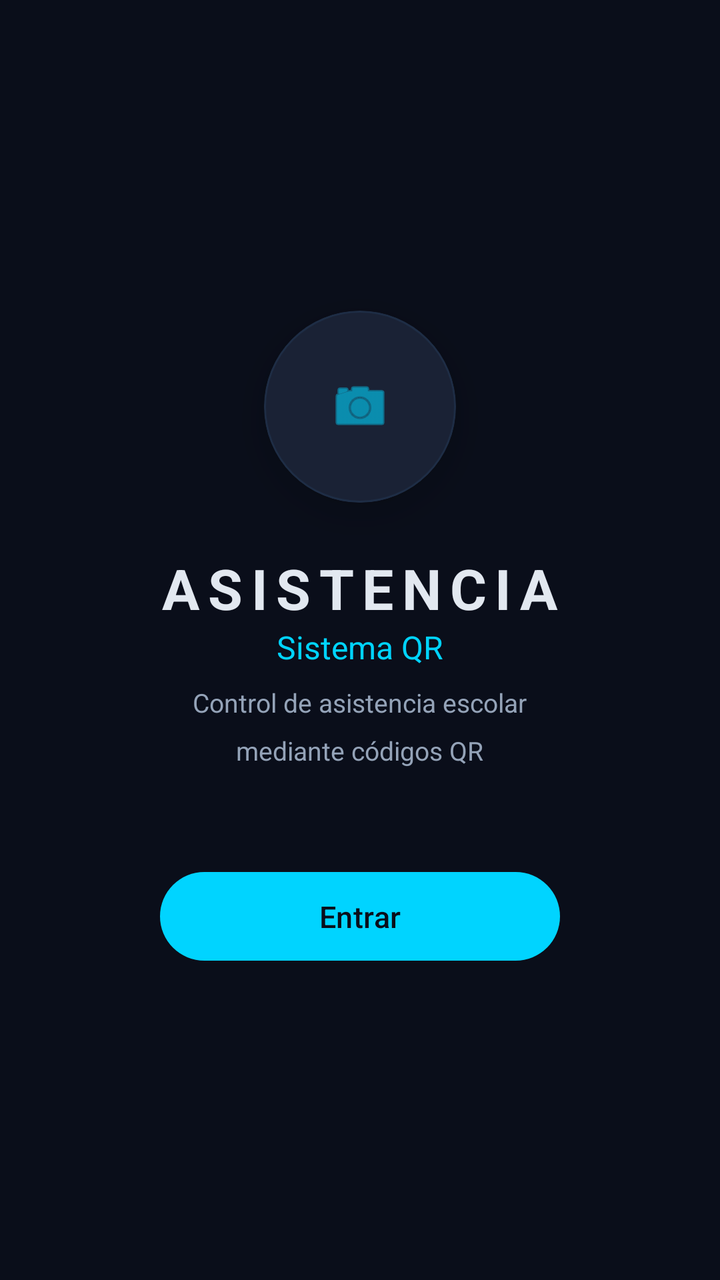
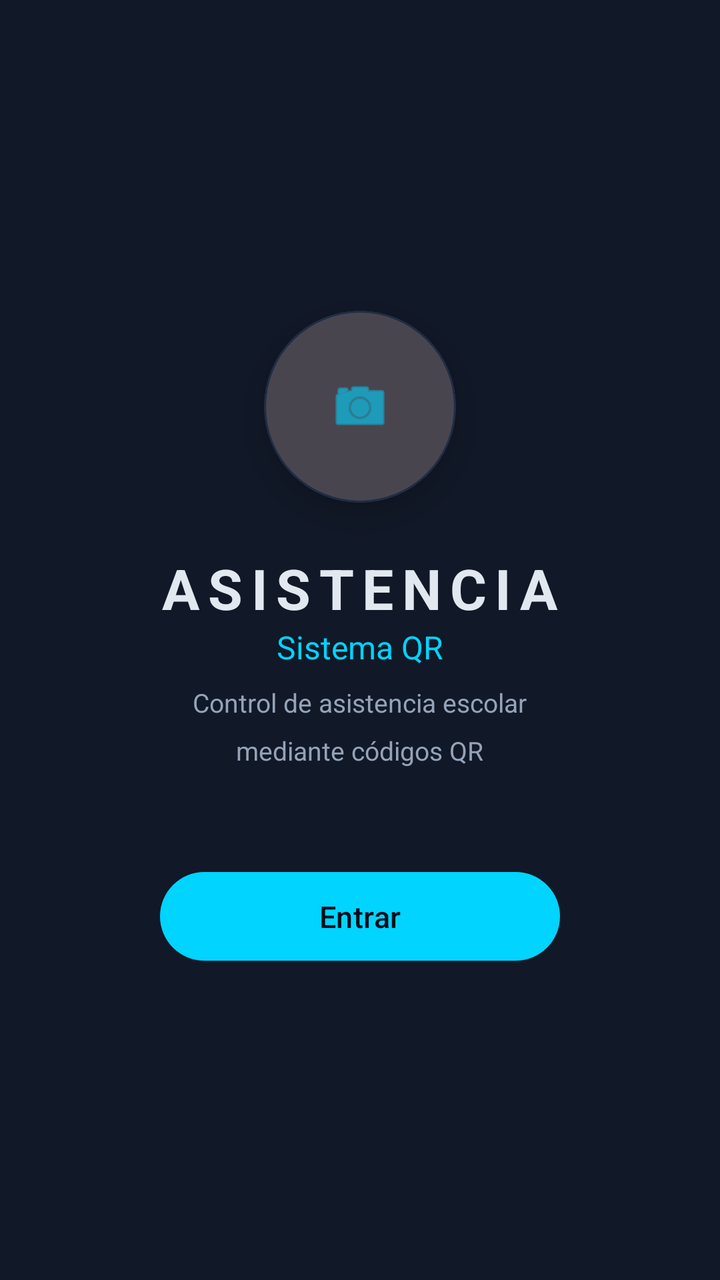

The first picture is an Android layout as it rendered before a commit; the second is the same layout after the commit. The layout source and the unified diff follow.
<!-- AndroidManifest.xml: application theme Theme.AsistenciaQR.Dark -->
<!-- res/layout/activity_welcome.xml -->
<?xml version="1.0" encoding="utf-8"?>
<LinearLayout
    xmlns:android="http://schemas.android.com/apk/res/android"
    android:layout_width="match_parent"
    android:layout_height="match_parent"
    android:orientation="vertical"
    android:gravity="center"
    android:padding="32dp"
    android:background="@color/dark_bg">

    
    <com.google.android.material.card.MaterialCardView
        xmlns:app="http://schemas.android.com/apk/res-auto"
        android:layout_width="96dp"
        android:layout_height="96dp"
        android:layout_marginBottom="24dp"
        app:cardCornerRadius="48dp"
        app:cardBackgroundColor="#1A2235"
        app:cardElevation="12dp"
        app:strokeColor="#1E2D45"
        app:strokeWidth="1dp">
        <ImageView
            android:layout_width="match_parent"
            android:layout_height="match_parent"
            android:src="@android:drawable/ic_menu_camera"
            android:padding="20dp"
            android:scaleType="centerInside"
            android:tint="@color/cyan" />
    </com.google.android.material.card.MaterialCardView>

    
    <TextView
        android:layout_width="wrap_content"
        android:layout_height="wrap_content"
        android:text="ASISTENCIA"
        android:textColor="@color/text_primary_dark"
        android:textSize="28sp"
        android:textStyle="bold"
        android:letterSpacing="0.15" />

    <TextView
        android:layout_width="wrap_content"
        android:layout_height="wrap_content"
        android:text="Sistema QR"
        android:textColor="@color/cyan"
        android:textSize="16sp"
        android:layout_marginBottom="8dp" />

    <TextView
        android:layout_width="wrap_content"
        android:layout_height="wrap_content"
        android:text="Control de asistencia escolar\nmediante códigos QR"
        android:textColor="@color/text_secondary_dark"
        android:textSize="13sp"
        android:gravity="center"
        android:lineSpacingMultiplier="1.5"
        android:layout_marginBottom="48dp" />

    <com.google.android.material.button.MaterialButton
        android:id="@+id/btn_entrar"
        android:layout_width="200dp"
        android:layout_height="wrap_content"
        android:text="Entrar"
        android:textSize="15sp"
        android:paddingTop="12dp"
        android:paddingBottom="12dp"
        xmlns:app="http://schemas.android.com/apk/res-auto"
        app:backgroundTint="@color/cyan"
        android:textColor="@color/dark_bg" />

</LinearLayout>
<!-- resources referenced by this layout -->
<resources>
  <color name="cyan">#00D4FF</color>
  <color name="dark_bg">#0A0E1A</color>
  <color name="text_primary_dark">#E2E8F0</color>
  <color name="text_secondary_dark">#94A3B8</color>
  <style name="Theme.AsistenciaQR.Dark" parent="Theme.Material3.Dark.NoActionBar">
          <item name="colorPrimary">@color/cyan</item>
          <item name="colorOnPrimary">@color/dark_bg</item>
          <item name="colorSecondary">@color/purple</item>
          <item name="colorTertiary">@color/green</item>
          <item name="colorSurface">@color/dark_surface</item>
          <item name="colorOnSurface">@color/text_primary_dark</item>
          <item name="colorOnSurfaceVariant">@color/text_secondary_dark</item>
          <item name="colorError">@color/red</item>
          <item name="android:windowBackground">@color/dark_bg</item>
          <item name="android:statusBarColor">@color/dark_bg</item>
          <item name="android:navigationBarColor">@color/dark_surface</item>
      </style>
  <color name="purple">#7C3AED</color>
  <color name="green">#10B981</color>
  <color name="dark_surface">#111827</color>
  <color name="red">#EF4444</color>
</resources>

<!-- the commit's change to res/layout/activity_welcome.xml (unified diff, before → after) -->
@@ -6,7 +6,7 @@
     android:orientation="vertical"
     android:gravity="center"
     android:padding="32dp"
-    android:background="@color/dark_bg">
+    android:background="?attr/colorSurface">
 
     
     <com.google.android.material.card.MaterialCardView
@@ -15,7 +15,7 @@
         android:layout_height="96dp"
         android:layout_marginBottom="24dp"
         app:cardCornerRadius="48dp"
-        app:cardBackgroundColor="#1A2235"
+        app:cardBackgroundColor="?attr/colorSurfaceVariant"
         app:cardElevation="12dp"
         app:strokeColor="#1E2D45"
         app:strokeWidth="1dp">
